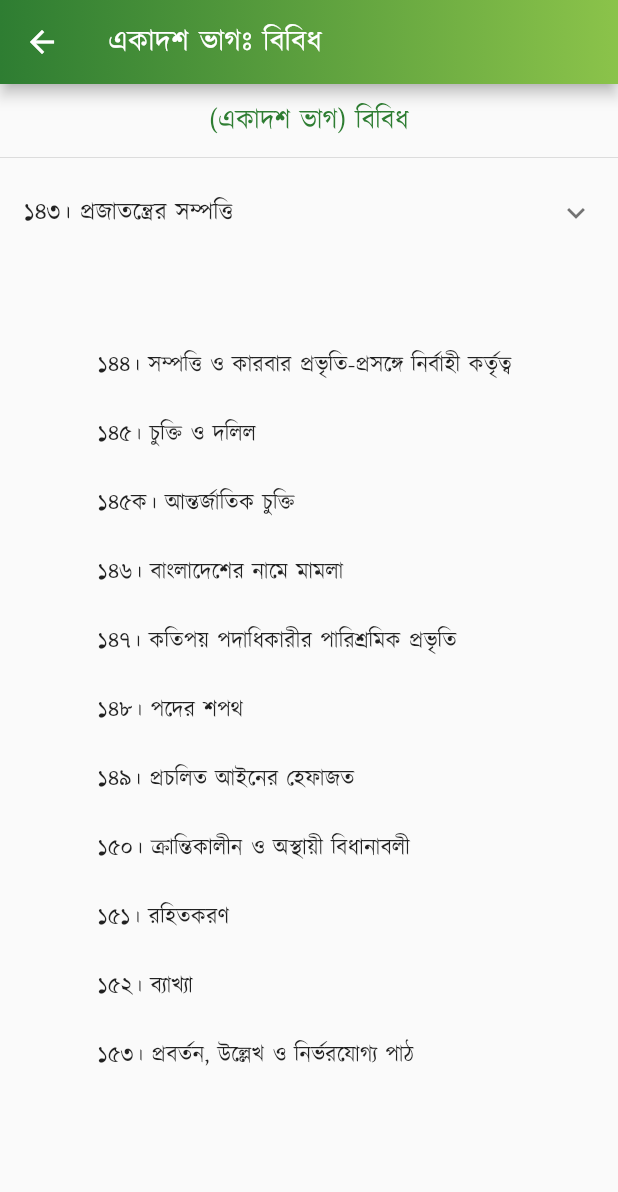
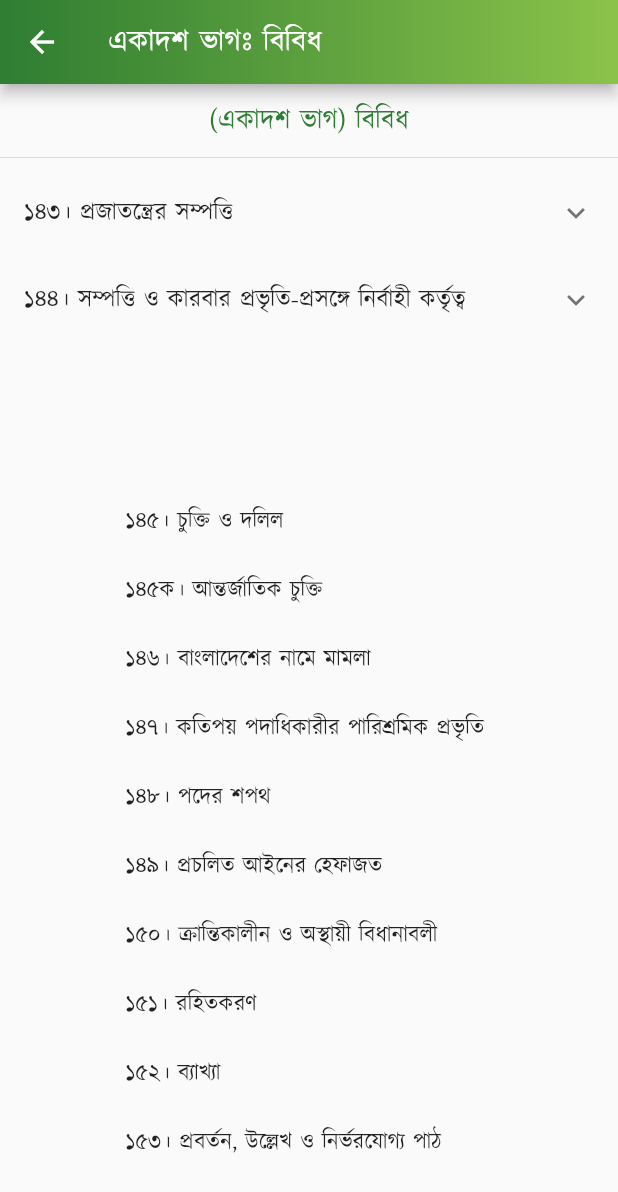
Before and after one commit to Azimul-Haque/flutter-onesignal, a Flutter app: the PartEleven screen opened directly, on a phone screen of 412 x 824 dp. Shown: the top 1192 px of the screen. Run offline on Flutter 3.47's test engine with Material 2 defaults, Android fonts, the phone set to English and light mode, and no system bars; our stand-ins replace fluttertoast, package_info_plus, percent_indicator, shared_preferences, sqflite; missing offline and left inert: blinking_text, flutter_share, onesignal_flutter, slide_popup_dialog; accounts and stored records are empty; network calls fail.

Commit message:
Commit Sat 04/30/2022  1:34:09.22 10960

```diff
--- a/lib/pages/constitution/part11.dart
+++ b/lib/pages/constitution/part11.dart
@@ -48,11 +48,27 @@ class PartEleven extends StatelessWidget {
               ))
             ],
           ),
+          ExpansionTile(
+            title: Text(
+                '১৪৪। সম্পত্তি ও কারবার প্রভৃতি-প্রসঙ্গে নির্বাহী কর্তৃত্ব'),
+            children: <Widget>[
+              ListTile(
+                  title: Text(
+                '১৪৩। (১) আইনসঙ্গতভাবে প্রজাতন্ত্রের উপর ন্যস্ত যে কোন ভূমি বা সস্পত্তি ব্যতীত নিম্নলিখিত প্রজাতন্ত্রের উপর ন্যস্ত হইবে: \n(ক) বাংলাদেশের যে কোন ভূমির অন্তঃস্থ সকল খনিজ ও অন্যান্য মূল্যসম্পন্ন সামগ্রী; \n(খ) বাংলাদেশের রাষ্ট্রীয় জলসীমার অন্তর্বর্তী মহাসাগরের অন্তঃস্থ কিংবা বাংলাদেশের মহীসোপানের উপরিস্থ মহাসাগরের অন্তঃস্থ সকল ভূমি, খনিজ ও অন্যান্য মূল্যসম্পন্ন সামগ্রী; এবং \n(গ) বাংলাদেশে অবস্থিত প্রকৃত মালিকবিহীন যে কোন সম্পত্তি।',
+                textAlign: TextAlign.justify,
+              )),
+              ListTile(
+                  title: Text(
+                '(২) সংসদ সময়ে সময়ে আইনের দ্বারা বাংলাদেশের রাষ্ট্রীয় সীমানার এবং বাংলাদেশের রাষ্ট্রীয় জলসীমা ও মহীসোপানের সীমা-নির্ধারণের বিধান করিতে পারিবেন।',
+                textAlign: TextAlign.justify,
+              ))
+            ],
+          ),
           Padding(
             padding: EdgeInsets.all(15),
             child: Column(children: <Widget>[
               Text(
-                " \n\n১৪৪। সম্পত্তি ও কারবার প্রভৃতি-প্রসঙ্গে নির্বাহী কর্তৃত্ব \n\n১৪৫। চুক্তি ও দলিল \n\n১৪৫ক। আন্তর্জাতিক চুক্তি \n\n১৪৬। বাংলাদেশের নামে মামলা \n\n১৪৭। কতিপয় পদাধিকারীর পারিশ্রমিক প্রভৃতি \n\n১৪৮। পদের শপথ \n\n১৪৯। প্রচলিত আইনের হেফাজত \n\n১৫০। ক্রান্তিকালীন ও অস্থায়ী বিধানাবলী \n\n১৫১। রহিতকরণ \n\n১৫২। ব্যাখ্যা \n\n১৫৩। প্রবর্তন, উল্লেখ ও নির্ভরযোগ্য পাঠ",
+                " \n\n \n\n১৪৫। চুক্তি ও দলিল \n\n১৪৫ক। আন্তর্জাতিক চুক্তি \n\n১৪৬। বাংলাদেশের নামে মামলা \n\n১৪৭। কতিপয় পদাধিকারীর পারিশ্রমিক প্রভৃতি \n\n১৪৮। পদের শপথ \n\n১৪৯। প্রচলিত আইনের হেফাজত \n\n১৫০। ক্রান্তিকালীন ও অস্থায়ী বিধানাবলী \n\n১৫১। রহিতকরণ \n\n১৫২। ব্যাখ্যা \n\n১৫৩। প্রবর্তন, উল্লেখ ও নির্ভরযোগ্য পাঠ",
                 style:
                     TextStyle(color: Colors.black87, fontSize: 15, height: 1.5),
                 textAlign: TextAlign.justify,
```
